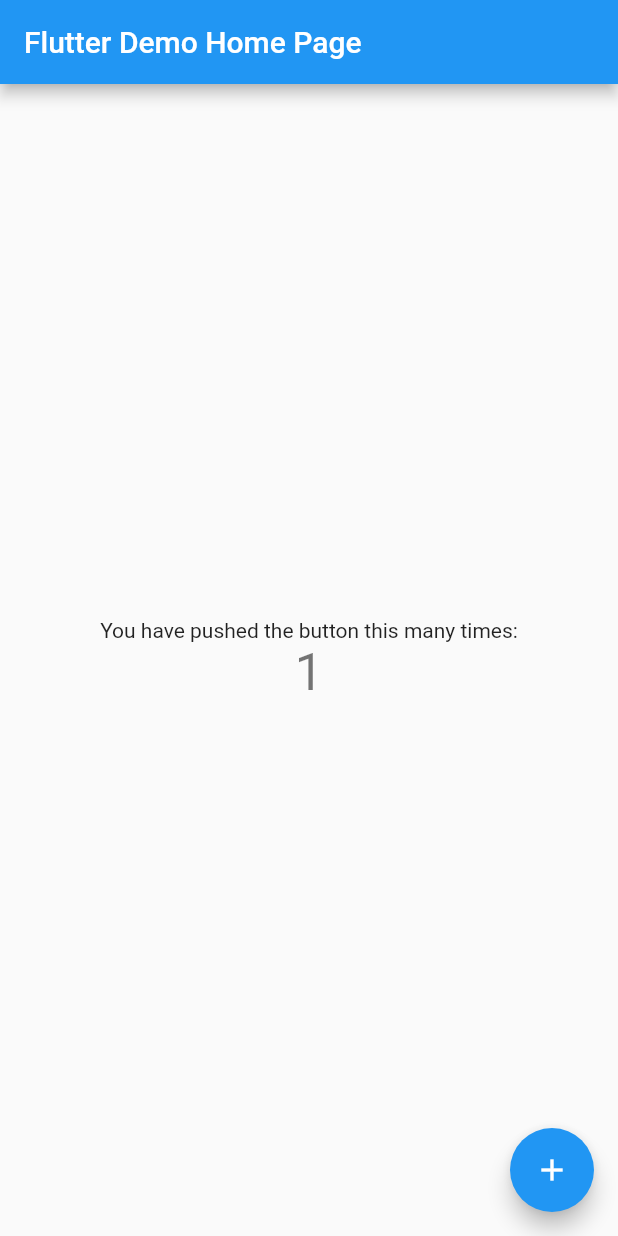
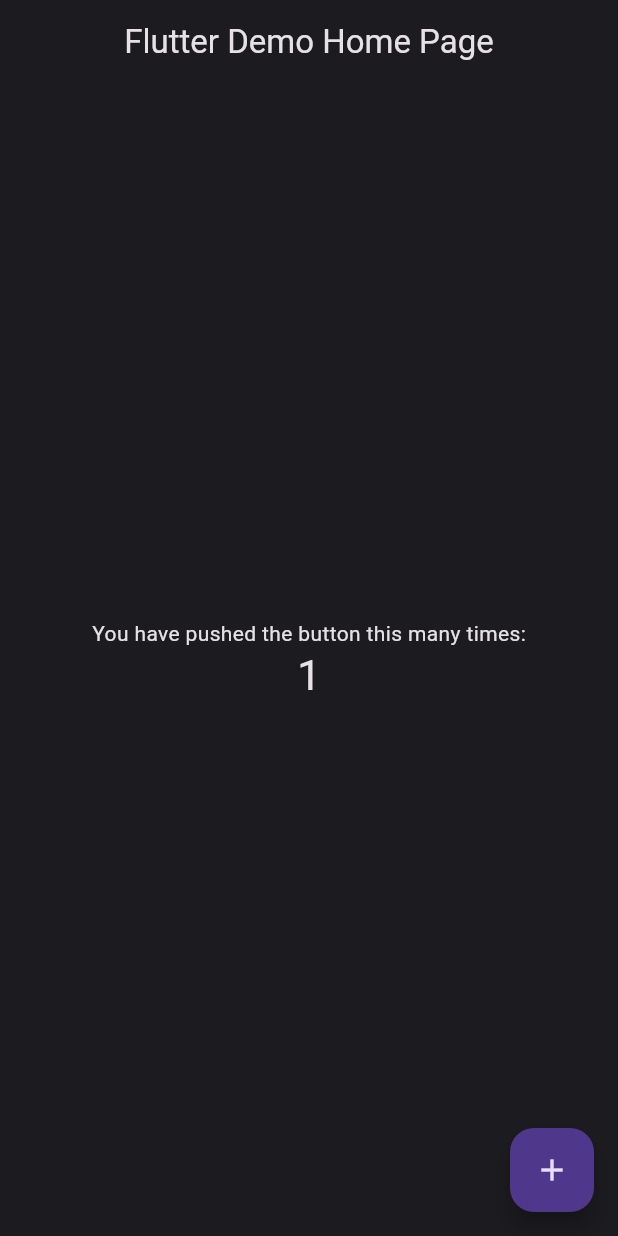
Before and after one commit to gabrielwbenatti/flutterando-listinha, a Flutter app: the screen it shows after launch, after a tap on the "add" icon, on a phone screen of 412 x 824 dp. Run offline on Flutter 3.47's test engine with Material 2 defaults, Android fonts, the phone set to English and light mode, and no system bars.

```diff
--- a/app/lib/main.dart
+++ b/app/lib/main.dart
@@ -1,67 +1,9 @@
 import 'package:flutter/material.dart';
 
+import 'src/app_widget.dart';
+
 void main() {
-  runApp(const MyApp());
+  runApp(
+    const AppWidget(),
+  );
 }
-
-class MyApp extends StatelessWidget {
-  const MyApp({super.key});
-
-  @override
-  Widget build(BuildContext context) {
-    return MaterialApp(
-      title: 'Flutter Demo',
-      theme: ThemeData(
-        primarySwatch: Colors.blue,
-      ),
-      home: const MyHomePage(title: 'Flutter Demo Home Page'),
-    );
-  }
-}
-
-class MyHomePage extends StatefulWidget {
-  const MyHomePage({super.key, required this.title});
-
-  final String title;
-
-  @override
-  State<MyHomePage> createState() => _MyHomePageState();
-}
-
-class _MyHomePageState extends State<MyHomePage> {
-  int _counter = 0;
-
-  void _incrementCounter() {
-    setState(() {
-      _counter++;
-    });
-  }
-
-  @override
-  Widget build(BuildContext context) {
-    return Scaffold(
-      appBar: AppBar(
-        title: Text(widget.title),
-      ),
-      body: Center(
-        child: Column(
-          mainAxisAlignment: MainAxisAlignment.center,
-          children: <Widget>[
-            const Text(
-              'You have pushed the button this many times:',
-            ),
-            Text(
-              '$_counter',
-              style: Theme.of(context).textTheme.headlineMedium,
-            ),
-          ],
-        ),
-      ),
-      floatingActionButton: FloatingActionButton(
-        onPressed: _incrementCounter,
-        tooltip: 'Increment',
-        child: const Icon(Icons.add),
-      ),
-    );
-  }
-}
--- /dev/null
+++ b/app/lib/src/app_widget.dart
@@ -0,0 +1,66 @@
+import 'package:flutter/material.dart';
+
+import 'shared/themes/app_themes.dart';
+
+class AppWidget extends StatelessWidget {
+  const AppWidget({super.key});
+
+  @override
+  Widget build(BuildContext context) {
+    return MaterialApp(
+      title: 'Flutter Demo',
+      themeMode: ThemeMode.dark,
+      // themeMode: ThemeMode.light,
+      theme: lightTheme,
+      darkTheme: darkTheme,
+      home: const MyHomePage(title: 'Flutter Demo Home Page'),
+    );
+  }
+}
+
+class MyHomePage extends StatefulWidget {
+  const MyHomePage({super.key, required this.title});
+
+  final String title;
+
+  @override
+  State<MyHomePage> createState() => _MyHomePageState();
+}
+
+class _MyHomePageState extends State<MyHomePage> {
+  int _counter = 0;
+
+  void _incrementCounter() {
+    setState(() {
+      _counter++;
+    });
+  }
+
+  @override
+  Widget build(BuildContext context) {
+    return Scaffold(
+      appBar: AppBar(
+        title: Text(widget.title),
+      ),
+      body: Center(
+        child: Column(
+          mainAxisAlignment: MainAxisAlignment.center,
+          children: <Widget>[
+            const Text(
+              'You have pushed the button this many times:',
+            ),
+            Text(
+              '$_counter',
+              style: Theme.of(context).textTheme.headlineMedium,
+            ),
+          ],
+        ),
+      ),
+      floatingActionButton: FloatingActionButton(
+        onPressed: _incrementCounter,
+        tooltip: 'Increment',
+        child: const Icon(Icons.add),
+      ),
+    );
+  }
+}
--- /dev/null
+++ b/app/lib/src/shared/themes/app_themes.dart
@@ -0,0 +1,23 @@
+import 'package:flutter/material.dart';
+
+part 'color_schemes.g.dart';
+
+final ThemeData lightTheme = ThemeData(
+  useMaterial3: true,
+  colorScheme: _lightColorScheme,
+  appBarTheme: const AppBarTheme(
+    centerTitle: true,
+  ),
+  floatingActionButtonTheme: FloatingActionButtonThemeData(
+    backgroundColor: _lightColorScheme.primary,
+    foregroundColor: _lightColorScheme.onPrimary,
+  ),
+);
+
+final ThemeData darkTheme = ThemeData(
+  useMaterial3: true,
+  colorScheme: _darkColorScheme,
+  appBarTheme: const AppBarTheme(
+    centerTitle: true,
+  ),
+);
```
Also changed, not shown: app/lib/src/shared/themes/color_schemes.g.dart (added).
